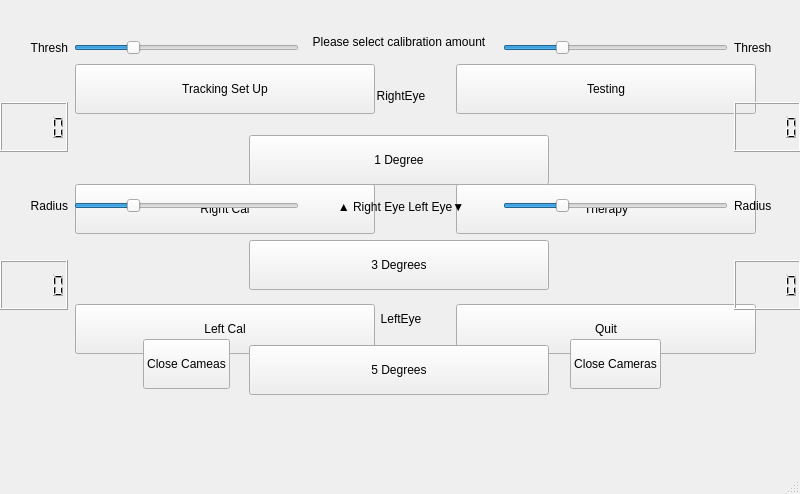
First picture: the form in mainwindow.ui, repository cjm-64/BEAM, before the edit.
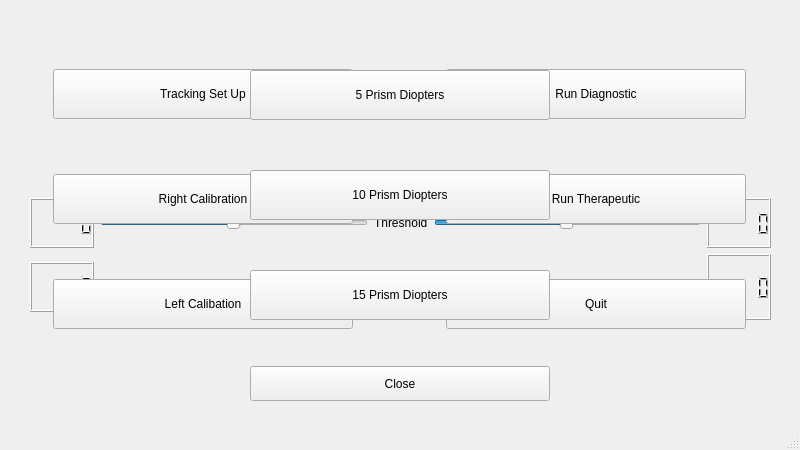
Second picture: the form after the edit.

Patch:
```diff
--- a/mainwindow.ui
+++ b/mainwindow.ui
@@ -7,59 +7,405 @@
     <x>0</x>
     <y>0</y>
     <width>800</width>
-    <height>494</height>
-   </rect>
-  </property>
-  <property name="minimumSize">
-   <size>
-    <width>800</width>
     <height>450</height>
-   </size>
-  </property>
-  <property name="maximumSize">
-   <size>
-    <width>800</width>
-    <height>494</height>
-   </size>
+   </rect>
   </property>
   <property name="windowTitle">
    <string>MainWindow</string>
   </property>
   <widget class="QWidget" name="centralwidget">
-   <property name="minimumSize">
-    <size>
-     <width>800</width>
-     <height>450</height>
-    </size>
-   </property>
-   <property name="maximumSize">
-    <size>
-     <width>800</width>
-     <height>450</height>
-    </size>
-   </property>
+   <widget class="QWidget" name="verticalLayoutWidget">
+    <property name="geometry">
+     <rect>
+      <x>30</x>
+      <y>0</y>
+      <width>741</width>
+      <height>401</height>
+     </rect>
+    </property>
+    <layout class="QVBoxLayout" name="Displays_and_Controls">
+     <item>
+      <layout class="QHBoxLayout" name="Displays">
+       <item>
+        <widget class="QLabel" name="RightEyeDisplay">
+         <property name="minimumSize">
+          <size>
+           <width>192</width>
+           <height>192</height>
+          </size>
+         </property>
+         <property name="maximumSize">
+          <size>
+           <width>192</width>
+           <height>192</height>
+          </size>
+         </property>
+         <property name="text">
+          <string>&lt;html&gt;&lt;head/&gt;&lt;body&gt;&lt;p align=&quot;center&quot;&gt;Right Eye&lt;/p&gt;&lt;/body&gt;&lt;/html&gt;</string>
+         </property>
+        </widget>
+       </item>
+       <item>
+        <widget class="QLabel" name="RightEyeLabel">
+         <property name="text">
+          <string>&lt;html&gt;&lt;head/&gt;&lt;body&gt;&lt;p&gt;&amp;lt;-- Right Eye&lt;/p&gt;&lt;/body&gt;&lt;/html&gt;</string>
+         </property>
+        </widget>
+       </item>
+       <item>
+        <spacer name="horizontalSpacer">
+         <property name="orientation">
+          <enum>Qt::Horizontal</enum>
+         </property>
+         <property name="sizeHint" stdset="0">
+          <size>
+           <width>40</width>
+           <height>20</height>
+          </size>
+         </property>
+        </spacer>
+       </item>
+       <item>
+        <widget class="QLabel" name="LeftEyeLabel">
+         <property name="text">
+          <string>&lt;html&gt;&lt;head/&gt;&lt;body&gt;&lt;p&gt;Left Eye --&amp;gt;&lt;/p&gt;&lt;/body&gt;&lt;/html&gt;</string>
+         </property>
+        </widget>
+       </item>
+       <item>
+        <widget class="QLabel" name="LeftEyeDisplay">
+         <property name="minimumSize">
+          <size>
+           <width>192</width>
+           <height>192</height>
+          </size>
+         </property>
+         <property name="maximumSize">
+          <size>
+           <width>192</width>
+           <height>192</height>
+          </size>
+         </property>
+         <property name="text">
+          <string>&lt;html&gt;&lt;head/&gt;&lt;body&gt;&lt;p align=&quot;center&quot;&gt;Left Eye&lt;/p&gt;&lt;/body&gt;&lt;/html&gt;</string>
+         </property>
+        </widget>
+       </item>
+      </layout>
+     </item>
+     <item>
+      <layout class="QHBoxLayout" name="ThresholdControls">
+       <item>
+        <widget class="QLCDNumber" name="RightEyeThresholdDisplay">
+         <property name="minimumSize">
+          <size>
+           <width>0</width>
+           <height>50</height>
+          </size>
+         </property>
+         <property name="maximumSize">
+          <size>
+           <width>16777215</width>
+           <height>50</height>
+          </size>
+         </property>
+        </widget>
+       </item>
+       <item>
+        <widget class="QSlider" name="RightEyeThresholdSlider">
+         <property name="minimumSize">
+          <size>
+           <width>250</width>
+           <height>50</height>
+          </size>
+         </property>
+         <property name="maximumSize">
+          <size>
+           <width>16777215</width>
+           <height>50</height>
+          </size>
+         </property>
+         <property name="minimum">
+          <number>1</number>
+         </property>
+         <property name="maximum">
+          <number>200</number>
+         </property>
+         <property name="sliderPosition">
+          <number>100</number>
+         </property>
+         <property name="orientation">
+          <enum>Qt::Horizontal</enum>
+         </property>
+        </widget>
+       </item>
+       <item>
+        <widget class="QLabel" name="ThresholdLabel">
+         <property name="minimumSize">
+          <size>
+           <width>0</width>
+           <height>50</height>
+          </size>
+         </property>
+         <property name="maximumSize">
+          <size>
+           <width>16777215</width>
+           <height>50</height>
+          </size>
+         </property>
+         <property name="text">
+          <string>Threshold</string>
+         </property>
+        </widget>
+       </item>
+       <item>
+        <widget class="QSlider" name="LeftEyeThresholdSlider">
+         <property name="minimumSize">
+          <size>
+           <width>250</width>
+           <height>50</height>
+          </size>
+         </property>
+         <property name="maximumSize">
+          <size>
+           <width>16777215</width>
+           <height>50</height>
+          </size>
+         </property>
+         <property name="minimum">
+          <number>1</number>
+         </property>
+         <property name="maximum">
+          <number>200</number>
+         </property>
+         <property name="sliderPosition">
+          <number>100</number>
+         </property>
+         <property name="orientation">
+          <enum>Qt::Horizontal</enum>
+         </property>
+        </widget>
+       </item>
+       <item>
+        <widget class="QLCDNumber" name="LeftEyeThresholdDisplay">
+         <property name="minimumSize">
+          <size>
+           <width>0</width>
+           <height>50</height>
+          </size>
+         </property>
+         <property name="maximumSize">
+          <size>
+           <width>16777215</width>
+           <height>50</height>
+          </size>
+         </property>
+        </widget>
+       </item>
+      </layout>
+     </item>
+     <item>
+      <layout class="QHBoxLayout" name="RadiusControl">
+       <item>
+        <widget class="QLCDNumber" name="RightEyeRadiusDisplay">
+         <property name="minimumSize">
+          <size>
+           <width>0</width>
+           <height>50</height>
+          </size>
+         </property>
+         <property name="maximumSize">
+          <size>
+           <width>16777215</width>
+           <height>50</height>
+          </size>
+         </property>
+        </widget>
+       </item>
+       <item>
+        <widget class="QSlider" name="RightEyeRadiusSlider">
+         <property name="minimumSize">
+          <size>
+           <width>250</width>
+           <height>50</height>
+          </size>
+         </property>
+         <property name="maximumSize">
+          <size>
+           <width>16777215</width>
+           <height>50</height>
+          </size>
+         </property>
+         <property name="orientation">
+          <enum>Qt::Horizontal</enum>
+         </property>
+        </widget>
+       </item>
+       <item>
+        <widget class="QLabel" name="RadiusLabel">
+         <property name="minimumSize">
+          <size>
+           <width>0</width>
+           <height>50</height>
+          </size>
+         </property>
+         <property name="maximumSize">
+          <size>
+           <width>16777215</width>
+           <height>50</height>
+          </size>
+         </property>
+         <property name="text">
+          <string>Radius</string>
+         </property>
+        </widget>
+       </item>
+       <item>
+        <widget class="QSlider" name="LeftEyeRadiusSlider">
+         <property name="minimumSize">
+          <size>
+           <width>250</width>
+           <height>50</height>
+          </size>
+         </property>
+         <property name="maximumSize">
+          <size>
+           <width>16777215</width>
+           <height>50</height>
+          </size>
+         </property>
+         <property name="minimum">
+          <number>1</number>
+         </property>
+         <property name="maximum">
+          <number>100</number>
+         </property>
+         <property name="value">
+          <number>50</number>
+         </property>
+         <property name="orientation">
+          <enum>Qt::Horizontal</enum>
+         </property>
+        </widget>
+       </item>
+       <item>
+        <widget class="QLCDNumber" name="LeftEyeRadiusDisplay">
+         <property name="sizePolicy">
+          <sizepolicy hsizetype="Minimum" vsizetype="Minimum">
+           <horstretch>0</horstretch>
+           <verstretch>50</verstretch>
+          </sizepolicy>
+         </property>
+         <property name="minimumSize">
+          <size>
+           <width>0</width>
+           <height>50</height>
+          </size>
+         </property>
+        </widget>
+       </item>
+      </layout>
+     </item>
+     <item>
+      <spacer name="verticalSpacer">
+       <property name="orientation">
+        <enum>Qt::Vertical</enum>
+       </property>
+       <property name="sizeType">
+        <enum>QSizePolicy::Fixed</enum>
+       </property>
+       <property name="sizeHint" stdset="0">
+        <size>
+         <width>20</width>
+         <height>40</height>
+        </size>
+       </property>
+      </spacer>
+     </item>
+     <item alignment="Qt::AlignHCenter">
+      <widget class="QPushButton" name="CloseDisplay_and_Control">
+       <property name="minimumSize">
+        <size>
+         <width>300</width>
+         <height>35</height>
+        </size>
+       </property>
+       <property name="maximumSize">
+        <size>
+         <width>300</width>
+         <height>35</height>
+        </size>
+       </property>
+       <property name="text">
+        <string>Close</string>
+       </property>
+      </widget>
+     </item>
+    </layout>
+   </widget>
    <widget class="QWidget" name="gridLayoutWidget">
     <property name="geometry">
      <rect>
-      <x>0</x>
-      <y>0</y>
-      <width>833</width>
-      <height>421</height>
+      <x>10</x>
+      <y>20</y>
+      <width>781</width>
+      <height>361</height>
      </rect>
     </property>
-    <layout class="QGridLayout" name="hsbuttons">
+    <layout class="QGridLayout" name="HomeScreen">
+     <property name="horizontalSpacing">
+      <number>50</number>
+     </property>
+     <item row="2" column="0">
+      <widget class="QPushButton" name="LeftCalibration">
+       <property name="minimumSize">
+        <size>
+         <width>300</width>
+         <height>50</height>
+        </size>
+       </property>
+       <property name="maximumSize">
+        <size>
+         <width>300</width>
+         <height>50</height>
+        </size>
+       </property>
+       <property name="text">
+        <string>Left Calibation</string>
+       </property>
+      </widget>
+     </item>
+     <item row="1" column="0">
+      <widget class="QPushButton" name="RightCalibration">
+       <property name="minimumSize">
+        <size>
+         <width>300</width>
+         <height>50</height>
+        </size>
+       </property>
+       <property name="maximumSize">
+        <size>
+         <width>300</width>
+         <height>50</height>
+        </size>
+       </property>
+       <property name="text">
+        <string>Right Calibration</string>
+       </property>
+      </widget>
+     </item>
      <item row="0" column="0">
       <widget class="QPushButton" name="TrackingSetUp">
        <property name="minimumSize">
         <size>
-         <width>0</width>
+         <width>300</width>
          <height>50</height>
         </size>
        </property>
        <property name="maximumSize">
         <size>
          <width>300</width>
-         <height>16777215</height>
+         <height>50</height>
         </size>
        </property>
        <property name="text">
@@ -67,61 +413,41 @@
        </property>
       </widget>
      </item>
-     <item row="1" column="1">
-      <widget class="QPushButton" name="RunTherapy">
-       <property name="minimumSize">
-        <size>
-         <width>0</width>
-         <height>50</height>
-        </size>
-       </property>
-       <property name="text">
-        <string>Therapy</string>
-       </property>
-      </widget>
-     </item>
-     <item row="1" column="0">
-      <widget class="QPushButton" name="RightCal">
-       <property name="minimumSize">
-        <size>
-         <width>0</width>
-         <height>50</height>
-        </size>
-       </property>
-       <property name="text">
-        <string>Right Cal</string>
-       </property>
-      </widget>
-     </item>
-     <item row="2" column="0">
-      <widget class="QPushButton" name="LeftCal">
-       <property name="minimumSize">
-        <size>
-         <width>0</width>
-         <height>50</height>
-        </size>
-       </property>
-       <property name="text">
-        <string>Left Cal</string>
-       </property>
-      </widget>
-     </item>
      <item row="0" column="1">
-      <widget class="QPushButton" name="RunTest">
+      <widget class="QPushButton" name="RunDiagnostic">
        <property name="minimumSize">
         <size>
-         <width>0</width>
+         <width>300</width>
          <height>50</height>
         </size>
        </property>
        <property name="maximumSize">
         <size>
          <width>300</width>
-         <height>16777215</height>
+         <height>50</height>
         </size>
        </property>
        <property name="text">
-        <string>Testing</string>
+        <string>Run Diagnostic</string>
+       </property>
+      </widget>
+     </item>
+     <item row="1" column="1">
+      <widget class="QPushButton" name="RunTherapeutic">
+       <property name="minimumSize">
+        <size>
+         <width>300</width>
+         <height>50</height>
+        </size>
+       </property>
+       <property name="maximumSize">
+        <size>
+         <width>300</width>
+         <height>50</height>
+        </size>
+       </property>
+       <property name="text">
+        <string>Run Therapeutic</string>
        </property>
       </widget>
      </item>
@@ -129,7 +455,13 @@
       <widget class="QPushButton" name="Quit">
        <property name="minimumSize">
         <size>
-         <width>0</width>
+         <width>300</width>
+         <height>50</height>
+        </size>
+       </property>
+       <property name="maximumSize">
+        <size>
+         <width>300</width>
          <height>50</height>
         </size>
        </property>
@@ -143,379 +475,24 @@
    <widget class="QWidget" name="horizontalLayoutWidget">
     <property name="geometry">
      <rect>
-      <x>0</x>
-      <y>0</y>
-      <width>801</width>
-      <height>415</height>
+      <x>250</x>
+      <y>70</y>
+      <width>302</width>
+      <height>252</height>
      </rect>
     </property>
-    <layout class="QHBoxLayout" name="CameraLayout">
-     <item>
-      <layout class="QGridLayout" name="RightEyeControls">
-       <item row="4" column="1" alignment="Qt::AlignHCenter">
-        <widget class="QPushButton" name="R_CloseCam">
-         <property name="maximumSize">
-          <size>
-           <width>200</width>
-           <height>50</height>
-          </size>
-         </property>
-         <property name="text">
-          <string>Close Cameas</string>
-         </property>
-        </widget>
-       </item>
-       <item row="2" column="1">
-        <widget class="QSlider" name="R_RadiusSlider">
-         <property name="maximumSize">
-          <size>
-           <width>225</width>
-           <height>50</height>
-          </size>
-         </property>
-         <property name="minimum">
-          <number>1</number>
-         </property>
-         <property name="maximum">
-          <number>200</number>
-         </property>
-         <property name="sliderPosition">
-          <number>50</number>
-         </property>
-         <property name="orientation">
-          <enum>Qt::Horizontal</enum>
-         </property>
-        </widget>
-       </item>
-       <item row="2" column="0">
-        <widget class="QLabel" name="R_RadiusLabel">
-         <property name="maximumSize">
-          <size>
-           <width>16777215</width>
-           <height>50</height>
-          </size>
-         </property>
-         <property name="text">
-          <string>&lt;html&gt;&lt;head/&gt;&lt;body&gt;&lt;p align=&quot;right&quot;&gt;Radius&lt;/p&gt;&lt;/body&gt;&lt;/html&gt;</string>
-         </property>
-        </widget>
-       </item>
-       <item row="0" column="1">
-        <widget class="QSlider" name="R_ThresholdSlider">
-         <property name="maximumSize">
-          <size>
-           <width>225</width>
-           <height>50</height>
-          </size>
-         </property>
-         <property name="minimum">
-          <number>1</number>
-         </property>
-         <property name="maximum">
-          <number>200</number>
-         </property>
-         <property name="sliderPosition">
-          <number>50</number>
-         </property>
-         <property name="orientation">
-          <enum>Qt::Horizontal</enum>
-         </property>
-        </widget>
-       </item>
-       <item row="0" column="0">
-        <widget class="QLabel" name="R_ThresholdLabel">
-         <property name="maximumSize">
-          <size>
-           <width>16777215</width>
-           <height>50</height>
-          </size>
-         </property>
-         <property name="text">
-          <string>&lt;html&gt;&lt;head/&gt;&lt;body&gt;&lt;p align=&quot;right&quot;&gt;Thresh&lt;/p&gt;&lt;/body&gt;&lt;/html&gt;</string>
-         </property>
-        </widget>
-       </item>
-       <item row="1" column="1">
-        <spacer name="R_VertSpace1">
-         <property name="orientation">
-          <enum>Qt::Vertical</enum>
-         </property>
-         <property name="sizeType">
-          <enum>QSizePolicy::Fixed</enum>
-         </property>
-         <property name="sizeHint" stdset="0">
-          <size>
-           <width>20</width>
-           <height>50</height>
-          </size>
-         </property>
-        </spacer>
-       </item>
-       <item row="1" column="0">
-        <widget class="QLCDNumber" name="R_ThresholdDisplay">
-         <property name="maximumSize">
-          <size>
-           <width>16777215</width>
-           <height>50</height>
-          </size>
-         </property>
-        </widget>
-       </item>
-       <item row="3" column="1">
-        <spacer name="R_VertSpace2">
-         <property name="orientation">
-          <enum>Qt::Vertical</enum>
-         </property>
-         <property name="sizeType">
-          <enum>QSizePolicy::Fixed</enum>
-         </property>
-         <property name="sizeHint" stdset="0">
-          <size>
-           <width>20</width>
-           <height>50</height>
-          </size>
-         </property>
-        </spacer>
-       </item>
-       <item row="3" column="0">
-        <widget class="QLCDNumber" name="R_RadiusDisplay">
-         <property name="maximumSize">
-          <size>
-           <width>16777215</width>
-           <height>50</height>
-          </size>
-         </property>
-        </widget>
-       </item>
-      </layout>
-     </item>
-     <item>
-      <layout class="QVBoxLayout" name="Displays">
-       <item>
-        <widget class="QLabel" name="RightEyeDisplay">
-         <property name="minimumSize">
-          <size>
-           <width>192</width>
-           <height>192</height>
-          </size>
-         </property>
-         <property name="maximumSize">
-          <size>
-           <width>192</width>
-           <height>192</height>
-          </size>
-         </property>
-         <property name="text">
-          <string>&lt;html&gt;&lt;head/&gt;&lt;body&gt;&lt;p align=&quot;center&quot;&gt;RightEye&lt;/p&gt;&lt;/body&gt;&lt;/html&gt;</string>
-         </property>
-        </widget>
-       </item>
-       <item>
-        <widget class="QLabel" name="CameraLabel">
-         <property name="maximumSize">
-          <size>
-           <width>16777215</width>
-           <height>40</height>
-          </size>
-         </property>
-         <property name="text">
-          <string>&lt;html&gt;&lt;head/&gt;&lt;body&gt;&lt;p align=&quot;center&quot;&gt;&lt;span style=&quot; font-size:9pt;&quot;&gt;▲ Right Eye       Left Eye▼&lt;/span&gt;&lt;/p&gt;&lt;/body&gt;&lt;/html&gt;</string>
-         </property>
-        </widget>
-       </item>
-       <item alignment="Qt::AlignHCenter|Qt::AlignVCenter">
-        <widget class="QLabel" name="LeftEyeDisplay">
-         <property name="minimumSize">
-          <size>
-           <width>192</width>
-           <height>192</height>
-          </size>
-         </property>
-         <property name="maximumSize">
-          <size>
-           <width>192</width>
-           <height>192</height>
-          </size>
-         </property>
-         <property name="text">
-          <string>&lt;html&gt;&lt;head/&gt;&lt;body&gt;&lt;p align=&quot;center&quot;&gt;LeftEye&lt;/p&gt;&lt;/body&gt;&lt;/html&gt;</string>
-         </property>
-        </widget>
-       </item>
-      </layout>
-     </item>
-     <item>
-      <layout class="QGridLayout" name="LeftEyeControls">
-       <item row="4" column="0" alignment="Qt::AlignHCenter">
-        <widget class="QPushButton" name="L_CloseCam">
-         <property name="maximumSize">
-          <size>
-           <width>200</width>
-           <height>50</height>
-          </size>
-         </property>
-         <property name="text">
-          <string>Close Cameras</string>
-         </property>
-        </widget>
-       </item>
-       <item row="2" column="0">
-        <widget class="QSlider" name="L_RadiusSlider">
-         <property name="maximumSize">
-          <size>
-           <width>225</width>
-           <height>50</height>
-          </size>
-         </property>
-         <property name="minimum">
-          <number>1</number>
-         </property>
-         <property name="maximum">
-          <number>200</number>
-         </property>
-         <property name="sliderPosition">
-          <number>50</number>
-         </property>
-         <property name="orientation">
-          <enum>Qt::Horizontal</enum>
-         </property>
-        </widget>
-       </item>
-       <item row="0" column="0">
-        <widget class="QSlider" name="L_ThresholdSlider">
-         <property name="maximumSize">
-          <size>
-           <width>225</width>
-           <height>50</height>
-          </size>
-         </property>
-         <property name="minimum">
-          <number>1</number>
-         </property>
-         <property name="maximum">
-          <number>200</number>
-         </property>
-         <property name="sliderPosition">
-          <number>50</number>
-         </property>
-         <property name="orientation">
-          <enum>Qt::Horizontal</enum>
-         </property>
-        </widget>
-       </item>
-       <item row="1" column="0">
-        <spacer name="L_VertSpace1">
-         <property name="orientation">
-          <enum>Qt::Vertical</enum>
-         </property>
-         <property name="sizeType">
-          <enum>QSizePolicy::Fixed</enum>
-         </property>
-         <property name="sizeHint" stdset="0">
-          <size>
-           <width>20</width>
-           <height>50</height>
-          </size>
-         </property>
-        </spacer>
-       </item>
-       <item row="3" column="0">
-        <spacer name="L_VertSpace2">
-         <property name="orientation">
-          <enum>Qt::Vertical</enum>
-         </property>
-         <property name="sizeType">
-          <enum>QSizePolicy::Fixed</enum>
-         </property>
-         <property name="sizeHint" stdset="0">
-          <size>
-           <width>20</width>
-           <height>50</height>
-          </size>
-         </property>
-        </spacer>
-       </item>
-       <item row="0" column="1">
-        <widget class="QLabel" name="L_ThresholdLabel">
-         <property name="maximumSize">
-          <size>
-           <width>16777215</width>
-           <height>50</height>
-          </size>
-         </property>
-         <property name="text">
-          <string>&lt;html&gt;&lt;head/&gt;&lt;body&gt;&lt;p&gt;Thresh&lt;/p&gt;&lt;/body&gt;&lt;/html&gt;</string>
-         </property>
-        </widget>
-       </item>
-       <item row="2" column="1">
-        <widget class="QLabel" name="L_RadiusLabel">
-         <property name="maximumSize">
-          <size>
-           <width>16777215</width>
-           <height>50</height>
-          </size>
-         </property>
-         <property name="text">
-          <string>Radius</string>
-         </property>
-        </widget>
-       </item>
-       <item row="3" column="1">
-        <widget class="QLCDNumber" name="L_RadiusDisplay">
-         <property name="maximumSize">
-          <size>
-           <width>16777215</width>
-           <height>50</height>
-          </size>
-         </property>
-        </widget>
-       </item>
-       <item row="1" column="1">
-        <widget class="QLCDNumber" name="L_ThresholdDisplay">
-         <property name="maximumSize">
-          <size>
-           <width>16777215</width>
-           <height>50</height>
-          </size>
-         </property>
-        </widget>
-       </item>
-      </layout>
-     </item>
-    </layout>
-   </widget>
-   <widget class="QWidget" name="verticalLayoutWidget">
-    <property name="geometry">
-     <rect>
-      <x>-1</x>
-      <y>0</y>
-      <width>801</width>
-      <height>401</height>
-     </rect>
-    </property>
-    <layout class="QVBoxLayout" name="Calibration_Buttons">
+    <layout class="QVBoxLayout" name="CalibrationSelection">
      <property name="spacing">
       <number>50</number>
      </property>
-     <property name="leftMargin">
-      <number>250</number>
-     </property>
      <item>
-      <widget class="QLabel" name="Degree_Selection_Label">
-       <property name="maximumSize">
+      <widget class="QPushButton" name="Five_PD">
+       <property name="minimumSize">
         <size>
          <width>300</width>
-         <height>75</height>
+         <height>50</height>
         </size>
        </property>
-       <property name="text">
-        <string>&lt;html&gt;&lt;head/&gt;&lt;body&gt;&lt;p align=&quot;center&quot;&gt;Please select calibration amount&lt;/p&gt;&lt;/body&gt;&lt;/html&gt;</string>
-       </property>
-      </widget>
-     </item>
-     <item>
-      <widget class="QPushButton" name="Degree_1_Button">
        <property name="maximumSize">
         <size>
          <width>300</width>
@@ -523,12 +500,18 @@
         </size>
        </property>
        <property name="text">
-        <string>1 Degree</string>
+        <string>5 Prism Diopters</string>
        </property>
       </widget>
      </item>
      <item>
-      <widget class="QPushButton" name="Degree_3_Button">
+      <widget class="QPushButton" name="Ten_PD">
+       <property name="minimumSize">
+        <size>
+         <width>300</width>
+         <height>50</height>
+        </size>
+       </property>
        <property name="maximumSize">
         <size>
          <width>300</width>
@@ -536,12 +519,18 @@
         </size>
        </property>
        <property name="text">
-        <string>3 Degrees</string>
+        <string>10 Prism Diopters</string>
        </property>
       </widget>
      </item>
      <item>
-      <widget class="QPushButton" name="Degree_5_Button">
+      <widget class="QPushButton" name="Fifteen_PD">
+       <property name="minimumSize">
+        <size>
+         <width>300</width>
+         <height>50</height>
+        </size>
+       </property>
        <property name="maximumSize">
         <size>
          <width>300</width>
@@ -549,7 +538,7 @@
         </size>
        </property>
        <property name="text">
-        <string>5 Degrees</string>
+        <string>15 Prism Diopters</string>
        </property>
       </widget>
      </item>
```
Left out of the diff: 2 changed lines with no effect on the pictures.
